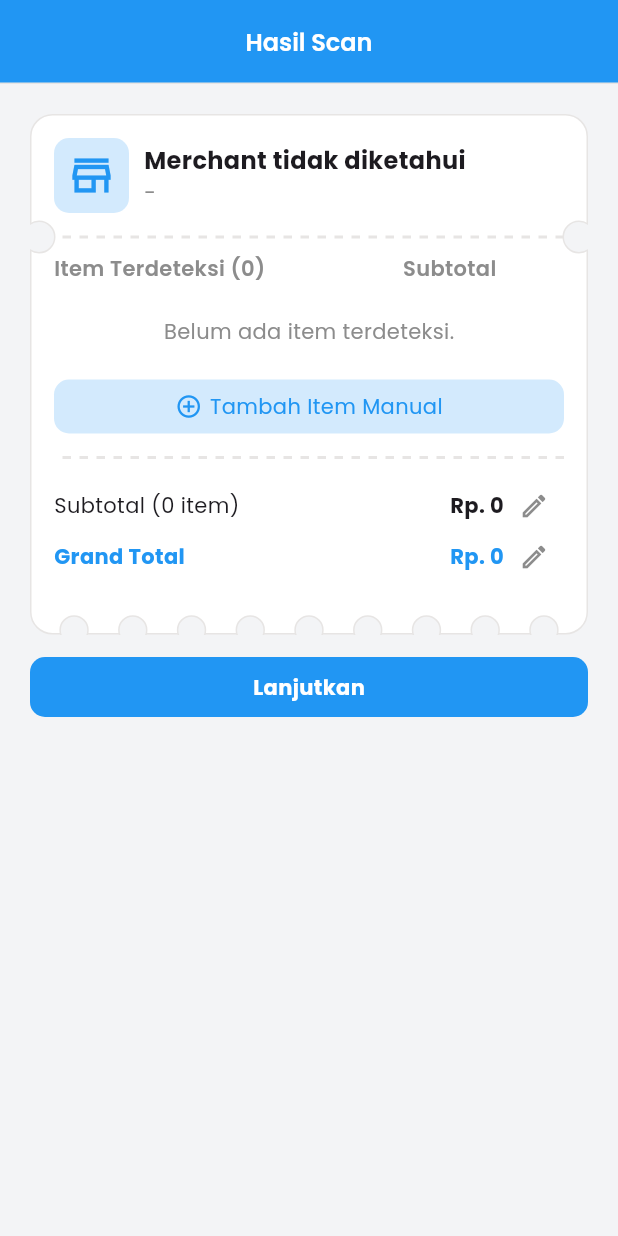
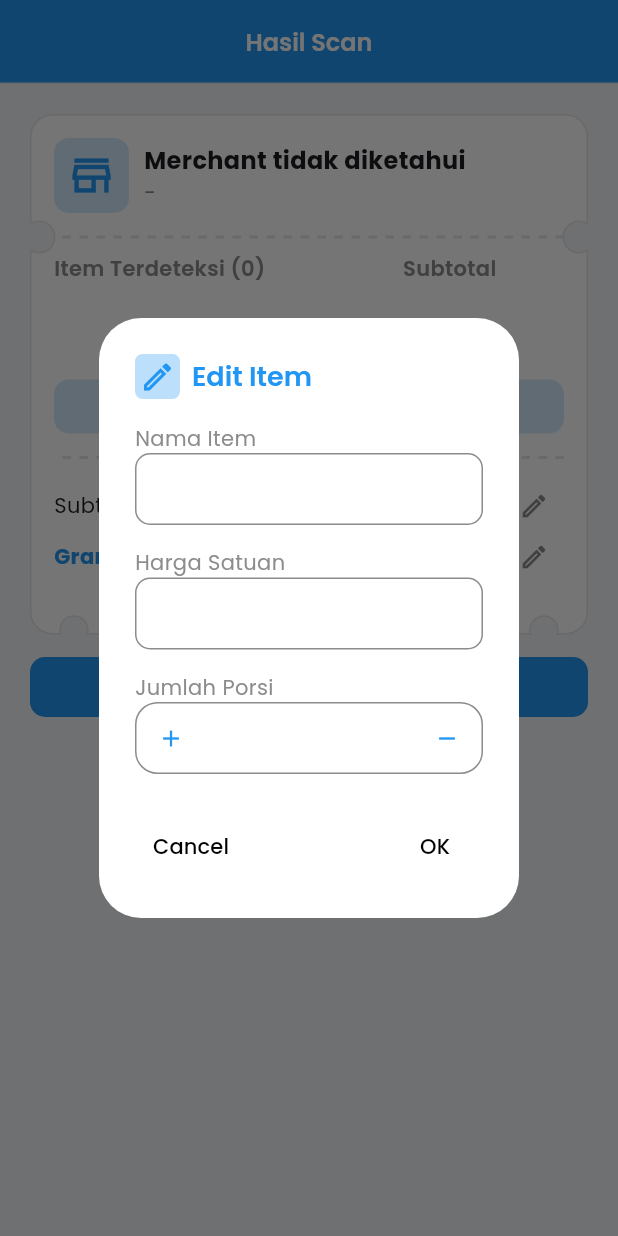
Before and after one commit to derisstrict/billin, a Flutter app: the HasilScan screen opened directly with empty values, after a tap on the "edit" icon, on a phone screen of 412 x 824 dp. Run offline on Flutter 3.47's test engine with Material 3 defaults, Android fonts, the phone set to English and light mode, and no system bars; our stand-ins replace dio, flutter_animate, google_fonts, material_symbols_icons, remixicon, supabase_flutter; missing offline and left inert: google_mlkit_document_scanner; accounts and stored records are empty.

Commit message:
pop up interface

```diff
--- a/lib/hasil_scan/hasil_scan.dart
+++ b/lib/hasil_scan/hasil_scan.dart
@@ -7,6 +7,7 @@ import 'package:billin/model/receipt.dart';
 import 'package:billin/model/receipt_validation.dart';
 import 'package:billin/split_page.dart';
 import 'package:flutter/material.dart';
+import 'package:flutter/services.dart';
 
 class HasilScan extends StatefulWidget {
   final ReceiptData receipt;
@@ -19,6 +20,169 @@ class HasilScan extends StatefulWidget {
 
 class _HasilScanState extends State<HasilScan> {
   late final ReceiptData _receipt = widget.receipt;
+
+  Widget modifyPopup() {
+    return AlertDialog(
+      title: Row(
+        spacing: 8,
+        children: [
+          Container(
+            decoration: BoxDecoration(
+              color: CColors.accent.withValues(alpha: .3),
+              borderRadius: BorderRadius.circular(5)
+            ),
+            padding: EdgeInsets.all(3),
+            child: Icon(Icons.edit_outlined,
+              color: CColors.accent,
+            )
+            ,
+          ),
+          Text("Edit Item",
+            style: TextStyle(
+              color: CColors.accent,
+              fontWeight: FontWeight(600),
+              fontSize: 18
+            ),
+          )
+        ],
+      ),
+      backgroundColor: Colors.white,
+      content: Column(
+        crossAxisAlignment: CrossAxisAlignment.start,
+        mainAxisSize: MainAxisSize.min,
+        children: [
+          Text("Nama Item",
+            style: TextStyle(
+              color: CColors.textGray
+            ),
+          ),
+          TextField(
+            decoration: InputDecoration(
+              isDense: true,
+              focusColor: Colors.white,
+              enabledBorder: OutlineInputBorder(
+                borderRadius: BorderRadius.circular(10),
+                borderSide: BorderSide(
+                  color: CColors.textGray
+                )
+              ),
+              focusedBorder: OutlineInputBorder(
+                borderRadius: BorderRadius.circular(10),
+                borderSide: BorderSide(
+                  color: CColors.accent,
+                  width: 2
+                )
+              )
+            ),
+          ),
+          SizedBox(height: 15,),
+          Text("Harga Satuan",
+            style: TextStyle(
+                color: CColors.textGray
+              ),
+          ),
+          TextField(
+            decoration: InputDecoration(
+              isDense: true,
+              focusColor: Colors.white,
+              enabledBorder: OutlineInputBorder(
+                borderRadius: BorderRadius.circular(10),
+                borderSide: BorderSide(
+                  color: CColors.textGray
+                )
+              ),
+              focusedBorder: OutlineInputBorder(
+                borderRadius: BorderRadius.circular(10),
+                borderSide: BorderSide(
+                  color: CColors.accent,
+                  width: 2
+                )
+              )
+            ),
+          ),
+          SizedBox(height: 15,),
+          Text("Jumlah Porsi",
+            style: TextStyle(
+              color: CColors.textGray
+            ),
+          ),
+          TextField(
+            keyboardType: TextInputType.number,
+            inputFormatters: <TextInputFormatter>[FilteringTextInputFormatter.digitsOnly],
+            decoration: InputDecoration(
+              isDense: true,
+              focusColor: Colors.white,
+              prefixIcon: IconButton(
+                style: const ButtonStyle(
+                  tapTargetSize: MaterialTapTargetSize.shrinkWrap,
+                ),
+                padding: EdgeInsets.zero,
+                constraints: BoxConstraints(
+                  minHeight: 14,
+                  minWidth: 14
+                ),
+                onPressed: () {},
+                icon: Icon(Icons.add,
+                  color: CColors.accent,
+                )
+              ),
+              suffixIcon: IconButton(
+                style: const ButtonStyle(
+                  tapTargetSize: MaterialTapTargetSize.shrinkWrap,
+                ),
+                padding: EdgeInsets.zero,
+                constraints: BoxConstraints(
+                  minHeight: 14,
+                  minWidth: 14
+                ),
+                onPressed: () {},
+                icon: Icon(Icons.remove,
+                  color: CColors.accent,
+                )
+              ),
+              enabledBorder: OutlineInputBorder(
+                borderRadius: BorderRadius.circular(15),
+                borderSide: BorderSide(
+                  color: CColors.textGray,
+                )
+              ),
+              focusedBorder: OutlineInputBorder(
+                borderRadius: BorderRadius.circular(10),
+                borderSide: BorderSide(
+                  color: CColors.accent,
+                  width: 2
+                )
+              )
+            ),
+          )
+        ],
+      ),
+      actions: <Widget>[
+        Row(
+          children: [
+            TextButton(
+              onPressed: () => Navigator.pop(context, 'Cancel'),
+              child: const Text('Cancel',
+                style: TextStyle(
+                  color: Colors.black
+                ),
+              ),
+            ),
+            Spacer(),
+            TextButton(
+              onPressed: () => Navigator.pop(context, 'OK'),
+              child: const Text('OK',
+                style: TextStyle(
+                  color: Colors.black
+                ),
+              ),
+            ),
+          ],
+        )
+
+      ],
+    );
+  }
 
   Widget _summaryRow(String label, String value, {bool accent = false}) {
     final accentStyle = TextStyle(
@@ -41,7 +205,10 @@ class _HasilScanState extends State<HasilScan> {
           constraints: BoxConstraints(
             minHeight: 32,
           ),
-          onPressed: () {},
+          onPressed: () => showDialog<String>(
+            context: context,
+            builder: (BuildContext context) => modifyPopup()
+          ),
           style: const ButtonStyle(
             tapTargetSize: MaterialTapTargetSize.shrinkWrap,
           ),
@@ -210,7 +377,11 @@ class _HasilScanState extends State<HasilScan> {
                               subtext:
                                   '${item.qtyLabel} x ${formatRupiah(item.price)}',
                               price: formatRupiah(item.total),
-                            ),
+                              onPressed: () => showDialog<String>(
+                                context: context,
+                                builder: (BuildContext context) => modifyPopup()
+                              ),
+                            )
                           ),
                         const SizedBox(height: 10),
                         Container(
--- a/lib/hasil_scan/item_card.dart
+++ b/lib/hasil_scan/item_card.dart
@@ -5,12 +5,14 @@ class ItemCard extends StatelessWidget {
   final String itemName;
   final String subtext;
   final String price;
+  final VoidCallback onPressed;
 
   const ItemCard({
     super.key,
     required this.itemName,
     required this.subtext,
     required this.price,
+    required this.onPressed
   });
 
   @override
@@ -50,7 +52,7 @@ class ItemCard extends StatelessWidget {
               style: TextStyle(fontWeight: FontWeight(600), fontSize: 14),
             ),
             IconButton(
-              onPressed: () {},
+              onPressed: onPressed,
               icon: Icon(
                 Icons.edit_outlined,
                 size: 20,
```
